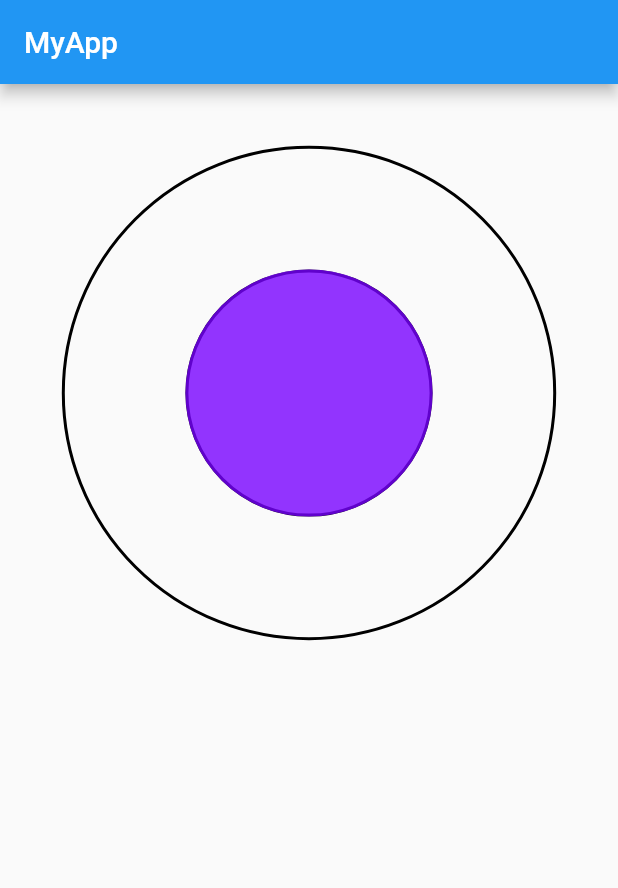
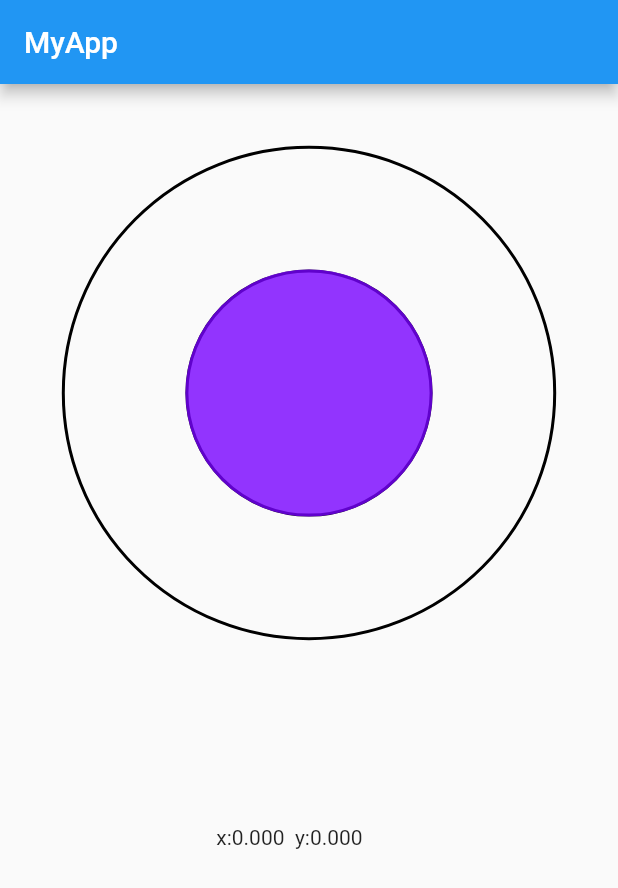
Before and after one commit to Prakhar314/DevClubFlutterAssignment, a Flutter app: the screen it shows after launch, on a phone screen of 412 x 824 dp. Shown: the top 888 px of the screen. Run offline on Flutter 3.47's test engine with Material 2 defaults, Android fonts, the phone set to English and light mode, and no system bars; our stand-ins replace sensors.

Commit message:
Basic Functionalities Done

```diff
--- a/lib/main.dart
+++ b/lib/main.dart
@@ -1,3 +1,5 @@
+import 'dart:math';
+
 import 'package:flutter/material.dart';
 import 'package:sensors/sensors.dart';
 import 'package:flutter/services.dart';
@@ -21,8 +23,8 @@ class MyApp extends StatefulWidget {
 }
 
 class _MyAppState extends State<MyApp> {
-  double x = 0, y = 0, z = 0;
-
+  double offX = 0;
+  double offY = 0;
   @override
   Widget build(BuildContext context) {
     SystemChrome.setPreferredOrientations([
@@ -35,9 +37,20 @@ class _MyAppState extends State<MyApp> {
 
     var a = accelerometerEvents.listen((AccelerometerEvent event) {
       setState(() {
-        x = event.x;
-        y = event.y;
-        z = event.z;
+        offX = event.x * 0.06 * width;
+        if (offX>0){
+          offX=min(offX, 0.3*width);
+        }
+        else if (offX<0){
+          offX=max(offX, -0.3*width);
+        }
+        offY = event.y * 0.06 * width;
+        if (offY>0){
+          offY=min(offY, 0.3*width);
+        }
+        else if (offX<0){
+          offY=max(offY, -0.3*width);
+        }
       });
     });
 
@@ -83,8 +96,8 @@ class _MyAppState extends State<MyApp> {
               ),
             ),
             Positioned(
-              top: 0.3 * width,
-              left: 0.3 * width,
+              top: 0.3 * width + offY,
+              left: 0.3 * width + offX,
               child: Container(
                 height: 0.4 * width,
                 width: 0.4 * width,
@@ -93,6 +106,12 @@ class _MyAppState extends State<MyApp> {
                     color: Color.fromRGBO(120, 2, 255, 0.8)),
               ),
             ),
+            Positioned(
+              top: 1.2 * width,
+              left: 0.35 * width,
+              child: Text(
+                  "x:${offX.toStringAsFixed(3)}  y:${offY.toStringAsFixed(3)}"),
+            ),
           ],
         ),
       ),
```
